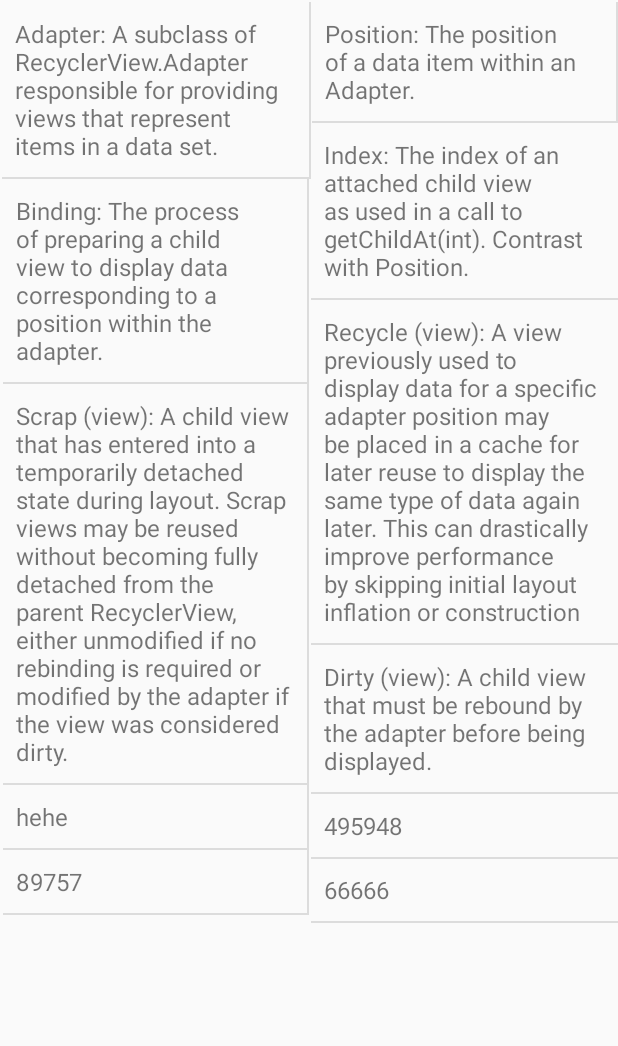
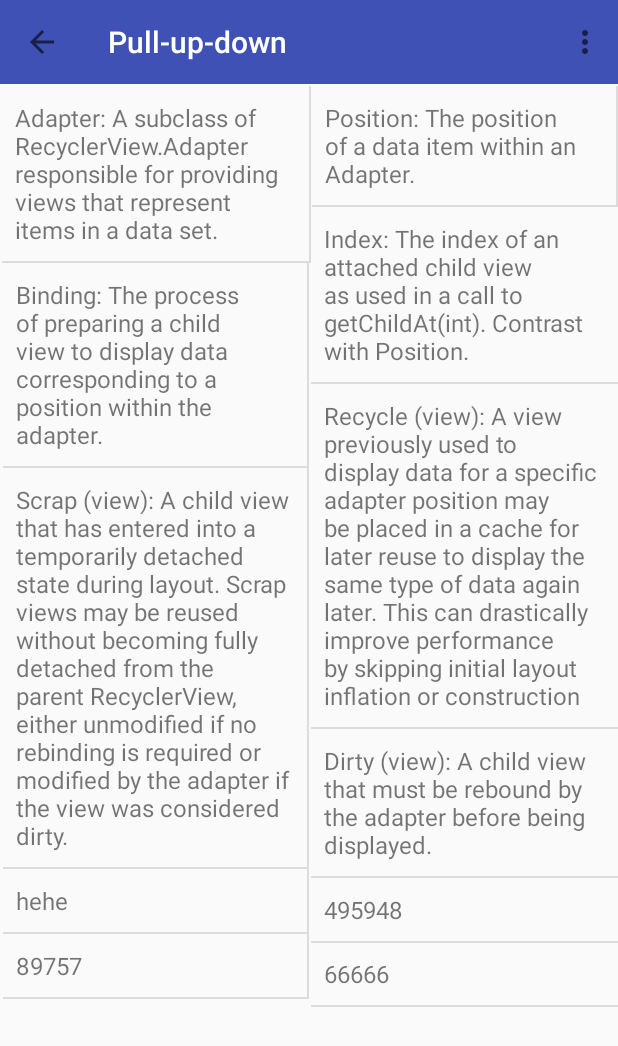
Before and after one commit to gao746700783/smartadapter, an Android app: the screen it shows after launch (PullUpDownActivity), after a tap on "上下拉刷新", on a phone screen of 412 x 824 dp. Shown: the top 1046 px of the screen. Run offline under Robolectric (Android 15) with nearby library versions, the phone set to English and light mode, and no system bars.

Commit message:
small changes;

```diff
--- a/app/src/main/java/com/smart/recycler/MultiItemActivity.java
+++ b/app/src/main/java/com/smart/recycler/MultiItemActivity.java
@@ -42,7 +42,7 @@ public class MultiItemActivity extends AppCompatActivity {
     @Override
     protected void onCreate(Bundle savedInstanceState) {
         super.onCreate(savedInstanceState);
-        setContentView(R.layout.activity_base_search);
+        setContentView(R.layout.activity_base_multi);
 
 
         mEmptyView = (LinearLayout) findViewById(R.id.linear_empty);
--- a/app/src/main/java/com/smart/recycler/PullUpDownActivity.java
+++ b/app/src/main/java/com/smart/recycler/PullUpDownActivity.java
@@ -2,12 +2,14 @@ package com.smart.recycler;
 
 import android.os.Bundle;
 import android.os.Handler;
+import android.support.v7.app.ActionBar;
 import android.support.v7.app.AppCompatActivity;
 import android.support.v7.widget.DefaultItemAnimator;
 import android.support.v7.widget.GridLayoutManager;
 import android.support.v7.widget.LinearLayoutManager;
 import android.support.v7.widget.RecyclerView;
 import android.support.v7.widget.StaggeredGridLayoutManager;
+import android.support.v7.widget.Toolbar;
 import android.text.format.DateUtils;
 import android.util.Log;
 import android.view.Menu;
@@ -53,6 +55,8 @@ public class PullUpDownActivity extends AppCompatActivity {
     CommonAdapter mAdapter;
 
     LinearLayout mEmptyView;
+    DividerGridItemDecoration itemDecoration_stagger;
+    DividerItemDecoration itemDecoration_linear_grid;
 
     @Override
     protected void onCreate(Bundle savedInstanceState) {
@@ -80,8 +84,11 @@ public class PullUpDownActivity extends AppCompatActivity {
         mRvList.getRefreshableView().setItemAnimator(new DefaultItemAnimator());
 
         // 分割线
-        DividerGridItemDecoration itemDecoration = new DividerGridItemDecoration(this);
-        mRvList.getRefreshableView().addItemDecoration(itemDecoration);
+        itemDecoration_stagger = new DividerGridItemDecoration(this);
+        itemDecoration_linear_grid = new DividerItemDecoration(this,
+                DividerItemDecoration.VERTICAL);
+
+        mRvList.getRefreshableView().addItemDecoration(itemDecoration_stagger);
 
         mRvList.getRefreshableView().setAdapter(mAdapter);
         if (mRvList.getRefreshableView() instanceof EmptyRecyclerView) {
@@ -131,7 +138,7 @@ public class PullUpDownActivity extends AppCompatActivity {
                 }, 1000);
             }
         });
-
+        initToolbar();
 
     }
 
@@ -157,6 +164,21 @@ public class PullUpDownActivity extends AppCompatActivity {
         // as you specify a parent activity in AndroidManifest.xml.
         int id = item.getItemId();
 
+
+        RecyclerView.LayoutManager layoutManager = mRvList.getRefreshableView().getLayoutManager();
+        // 获取当前第一个可见Item的position
+        int scrollPosition = 0;
+        // If a layout manager has already been set, get current scroll position.
+        if (mRvList.getRefreshableView().getLayoutManager() != null) {
+            if (layoutManager instanceof StaggeredGridLayoutManager) {
+                scrollPosition = ((StaggeredGridLayoutManager) mRvList.getRefreshableView().getLayoutManager())
+                        .findFirstCompletelyVisibleItemPositions(null)[0];
+            } else {
+                scrollPosition = ((LinearLayoutManager) mRvList.getRefreshableView().getLayoutManager())
+                        .findFirstCompletelyVisibleItemPosition();
+            }
+        }
+
         if (id == R.id.action_mode) {
             mRvList.setMode(mRvList.getMode() == Mode.BOTH ? Mode.PULL_FROM_START : Mode.BOTH);
             return true;
@@ -180,7 +202,6 @@ public class PullUpDownActivity extends AppCompatActivity {
             return true;
         } else if (id == R.id.action_layout_linear) {
 
-            RecyclerView.LayoutManager layoutManager = mRvList.getRefreshableView().getLayoutManager();
             if (layoutManager instanceof GridLayoutManager ||
                     !(layoutManager instanceof LinearLayoutManager)) {
                 // use a linear layout manager
@@ -188,37 +209,59 @@ public class PullUpDownActivity extends AppCompatActivity {
                 mLayoutManager.setOrientation(LinearLayoutManager.VERTICAL);
                 mRvList.getRefreshableView().setLayoutManager(mLayoutManager);
 
-                // 分割线
-                DividerItemDecoration itemDecoration = new DividerItemDecoration(this,
-                        DividerItemDecoration.VERTICAL);
-                mRvList.getRefreshableView().addItemDecoration(itemDecoration);
+                // 分割线处理
+                mRvList.getRefreshableView().removeItemDecoration(itemDecoration_stagger);
+                mRvList.getRefreshableView().addItemDecoration(itemDecoration_linear_grid);
             }
+            mRvList.getRefreshableView().scrollToPosition(scrollPosition);
 
             return true;
         } else if (id == R.id.action_layout_grid) {
 
-            RecyclerView.LayoutManager layoutManager = mRvList.getRefreshableView().getLayoutManager();
             if (!(layoutManager instanceof GridLayoutManager)) {
                 // use a grid layout manager
                 GridLayoutManager mGridLayoutManager = new GridLayoutManager(this, 3);
                 mGridLayoutManager.setOrientation(GridLayoutManager.VERTICAL);
                 mRvList.getRefreshableView().setLayoutManager(mGridLayoutManager);
+
+                // 分割线处理
+                mRvList.getRefreshableView().addItemDecoration(itemDecoration_stagger);
+                mRvList.getRefreshableView().removeItemDecoration(itemDecoration_linear_grid);
             }
+            mRvList.getRefreshableView().scrollToPosition(scrollPosition);
 
             return true;
         } else if (id == R.id.action_layout_stagger) {
-
-            RecyclerView.LayoutManager layoutManager = mRvList.getRefreshableView().getLayoutManager();
             if (!(layoutManager instanceof StaggeredGridLayoutManager)) {
                 // use a s layout manager
                 StaggeredGridLayoutManager mStaggeredLayoutManager =
                         new StaggeredGridLayoutManager(2, StaggeredGridLayoutManager.VERTICAL);
                 mRvList.getRefreshableView().setLayoutManager(mStaggeredLayoutManager);
+
+                // 分割线处理
+                mRvList.getRefreshableView().removeItemDecoration(itemDecoration_linear_grid);
+                mRvList.getRefreshableView().addItemDecoration(itemDecoration_stagger);
             }
+            mRvList.getRefreshableView().scrollToPosition(scrollPosition);
 
             return true;
         }
 
         return super.onOptionsItemSelected(item);
     }
+
+    private void initToolbar() {
+        Toolbar toolbar = (Toolbar) findViewById(R.id.toolbar);
+        toolbar.setTitle("Pull-up-down");
+        toolbar.setTitleTextColor(getResources().getColor(android.R.color.white));
+        setSupportActionBar(toolbar);
+
+        ActionBar actionBar = getSupportActionBar();
+        if (actionBar != null) {
+            actionBar.setDisplayHomeAsUpEnabled(true);
+            //actionBar.setHomeAsUpIndicator();
+            //actionBar.setDisplayShowHomeEnabled(true);
+            actionBar.setDisplayShowTitleEnabled(true);
+        }
+    }
 }
--- a/app/src/main/res/layout/activity_pull_up_down.xml
+++ b/app/src/main/res/layout/activity_pull_up_down.xml
@@ -1,10 +1,19 @@
 <?xml version="1.0" encoding="utf-8"?>
-<RelativeLayout
+<LinearLayout
     xmlns:android="http://schemas.android.com/apk/res/android"
+    xmlns:app="http://schemas.android.com/apk/res-auto"
     xmlns:tools="http://schemas.android.com/tools"
     android:layout_width="match_parent"
     android:layout_height="match_parent"
-    tools:context="com.smart.recycler.BaseUseActivity">
+    android:orientation="vertical"
+    tools:context="com.smart.recycler.PullUpDownActivity">
+
+    <android.support.v7.widget.Toolbar
+        android:id="@+id/toolbar"
+        android:layout_width="match_parent"
+        android:layout_height="?attr/actionBarSize"
+        android:background="?attr/colorPrimary"
+        app:popupTheme="@style/AppTheme.PopupOverlay"/>
 
     <FrameLayout
         android:layout_width="match_parent"
@@ -19,4 +28,4 @@
 
     </FrameLayout>
 
-</RelativeLayout>
+</LinearLayout>
```
Also changed, not shown: app/src/main/java/com/smart/recycler/AnimActivity.java (+18 -1 lines), app/src/main/java/com/smart/recycler/BaseUseActivity.java (+18 -1 lines), app/src/main/java/com/smart/recycler/DragnDropActivity.java (+17 -0 lines), app/src/main/java/com/smart/recycler/DragnDropGridActivity.java (+17 -0 lines), app/src/main/res/layout/activity_base_use.xml (+11 -2 lines).
